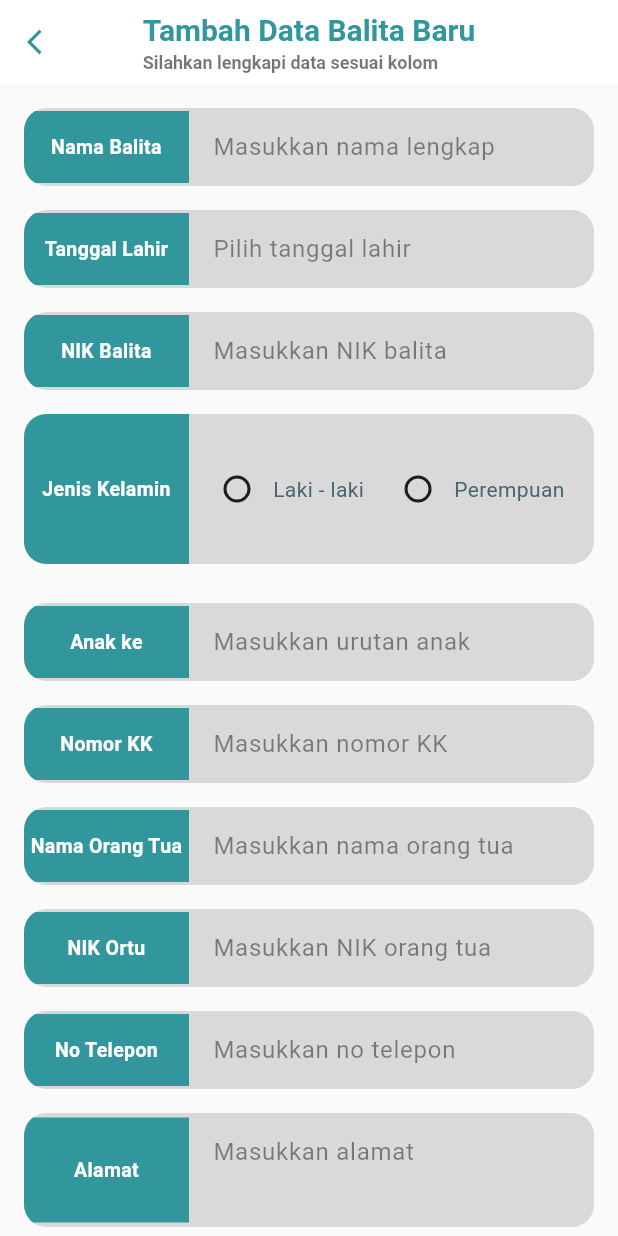
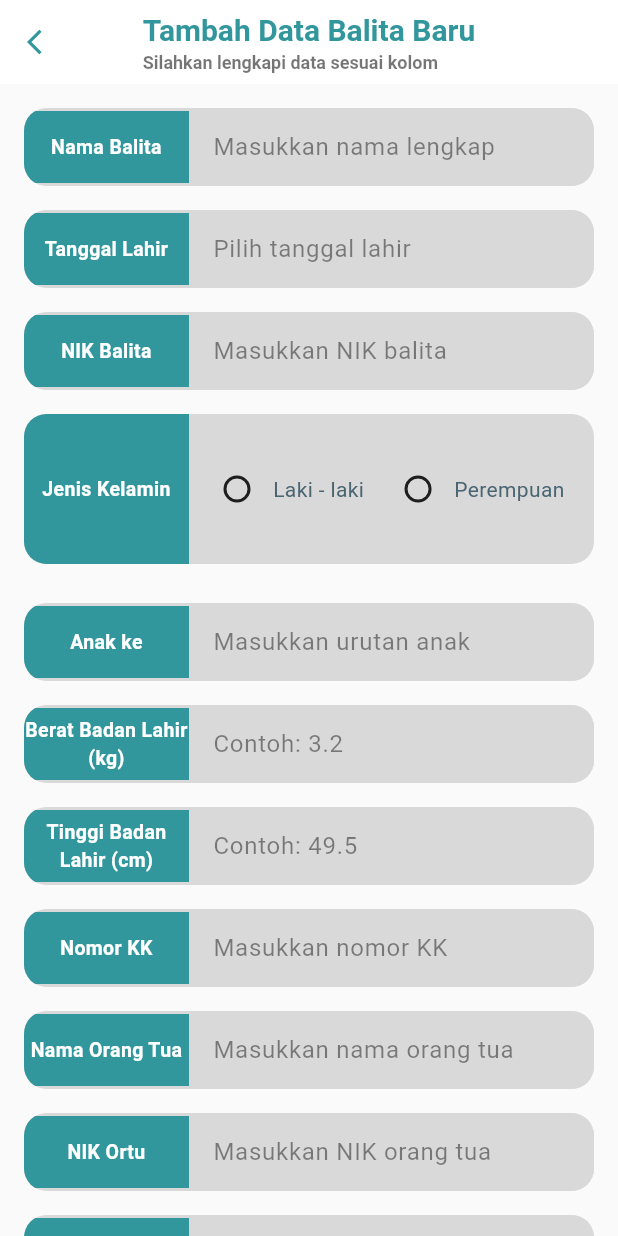
Before and after one commit to Defarrel/Posyandu_app, a Flutter app: the TambahBalitaScreen screen opened directly, on a phone screen of 412 x 824 dp. Run offline on Flutter 3.47's test engine with Material 3 defaults, Android fonts, the phone set to English and light mode, and no system bars; our stand-ins replace camera, dartz, flutter_secure_storage, image_picker, lottie, pdf and 3 more; missing offline and left inert: syncfusion_flutter_pdf, syncfusion_flutter_xlsio; accounts and stored records are empty; network calls fail.

Commit message:
Menambahkan bb lahir dan tb lahir

```diff
--- a/lib/data/models/request/balita/balita_request_model.dart
+++ b/lib/data/models/request/balita/balita_request_model.dart
@@ -13,6 +13,8 @@ class BalitaRequestModel {
   final String alamat;
   final String rt;
   final String rw;
+  final String bbLahir; // DITAMBAHKAN
+  final String tbLahir; // DITAMBAHKAN
 
   BalitaRequestModel({
     required this.nikBalita,
@@ -27,6 +29,8 @@ class BalitaRequestModel {
     required this.alamat,
     required this.rt,
     required this.rw,
+    required this.bbLahir, // DITAMBAHKAN
+    required this.tbLahir, // DITAMBAHKAN
   });
 
   factory BalitaRequestModel.fromJson(String str) =>
@@ -46,6 +50,8 @@ class BalitaRequestModel {
         alamat: map['alamat'],
         rt: map['rt'],
         rw: map['rw'],
+        bbLahir: map['bb_lahir'].toString(), // DITAMBAHKAN
+        tbLahir: map['tb_lahir'].toString(), // DITAMBAHKAN
       );
 
   String toJson() => json.encode(toMap());
@@ -53,9 +59,7 @@ class BalitaRequestModel {
   Map<String, dynamic> toMap() => {
     "nik_balita": nikBalita,
     "nama_balita": namaBalita,
-    "jenis_kelamin": jenisKelamin == 'Laki-laki'
-        ? 'L'
-        : 'P',
+    "jenis_kelamin": jenisKelamin == 'Laki-laki' ? 'L' : 'P',
     "tanggal_lahir": tanggalLahir,
     "anak_ke_berapa": anakKeBerapa,
     "nomor_kk": nomorKk,
@@ -65,5 +69,7 @@ class BalitaRequestModel {
     "alamat": alamat,
     "rt": rt,
     "rw": rw,
+    "bb_lahir": bbLahir, // DITAMBAHKAN
+    "tb_lahir": tbLahir, // DITAMBAHKAN
   };
 }
--- a/lib/data/models/response/balita/balita_response.dart
+++ b/lib/data/models/response/balita/balita_response.dart
@@ -13,6 +13,8 @@ class BalitaResponseModel {
   final String alamat;
   final String rt;
   final String rw;
+  final String bbLahir; // DITAMBAHKAN
+  final String tbLahir; // DITAMBAHKAN
   final String createdAt;
 
   BalitaResponseModel({
@@ -28,6 +30,8 @@ class BalitaResponseModel {
     required this.alamat,
     required this.rt,
     required this.rw,
+    required this.bbLahir, // DITAMBAHKAN
+    required this.tbLahir, // DITAMBAHKAN
     required this.createdAt,
   });
 
@@ -40,18 +44,17 @@ class BalitaResponseModel {
       namaBalita: map['nama_balita']?.toString() ?? '',
       jenisKelamin: map['jenis_kelamin']?.toString() ?? '',
       tanggalLahir:
-          map['tanggal_lahir']?.toString() ??
-          DateTime.now().toIso8601String(),
+          map['tanggal_lahir']?.toString() ?? DateTime.now().toIso8601String(),
       anakKeBerapa: map['anak_ke_berapa']?.toString() ?? '',
       nomorKk: map['nomor_kk']?.toString() ?? '',
       namaOrtu: map['nama_ortu']?.toString() ?? '',
       nikOrtu: map['nik_ortu']?.toString() ?? '',
-      nomorTelpOrtu:
-          map['nomor_telp_ortu']?.toString() ??
-          '-',
+      nomorTelpOrtu: map['nomor_telp_ortu']?.toString() ?? '-',
       alamat: map['alamat']?.toString() ?? '',
       rt: map['rt']?.toString() ?? '',
       rw: map['rw']?.toString() ?? '',
+      bbLahir: map['bb_lahir']?.toString() ?? '', // DITAMBAHKAN
+      tbLahir: map['tb_lahir']?.toString() ?? '', // DITAMBAHKAN
       createdAt: map['created_at']?.toString() ?? '',
     );
   }
@@ -71,6 +74,8 @@ class BalitaResponseModel {
     "alamat": alamat,
     "rt": rt,
     "rw": rw,
+    "bb_lahir": bbLahir, // DITAMBAHKAN
+    "tb_lahir": tbLahir, // DITAMBAHKAN
     "created_at": createdAt,
   };
 }
--- a/lib/data/models/response/perkembangan_balita/perkembangan_khusus_item.dart
+++ b/lib/data/models/response/perkembangan_balita/perkembangan_khusus_item.dart
@@ -70,8 +70,8 @@ class PerkembanganKhususItem {
       asiEks: json["asi_eks"] ?? "-",
       vitaminA: json["vitamin_a"] ?? "-",
 
-      bbLahir: json["bb_lahir"]?.toString() ?? "-",
-      tbLahir: json["tb_lahir"]?.toString() ?? "-",
+      bbLahir: json["bb_lahir"]?.toString() ?? " ",
+      tbLahir: json["tb_lahir"]?.toString() ?? " ",
     );
   }
 }
--- a/lib/presentation/balita/detail_balita_screen.dart
+++ b/lib/presentation/balita/detail_balita_screen.dart
@@ -655,6 +655,8 @@ class _DetailBalitaScreenState extends State<DetailBalitaScreen> {
             _formatJenisKelamin(_balitaData.jenisKelamin),
           ),
           _infoRow("Anak Ke-", "${_balitaData.anakKeBerapa}"),
+          _infoRow("BB lahir", "${_balitaData.bbLahir} kg"),
+          _infoRow("TB Lahir", "${_balitaData.tbLahir} cm"),
           _infoRow("Nomor KK", _balitaData.nomorKk),
           const Padding(
             padding: EdgeInsets.symmetric(vertical: 12),
@@ -1044,9 +1046,7 @@ class _DetailBalitaScreenState extends State<DetailBalitaScreen> {
                     style: TextStyle(
                       fontSize: 16,
                       fontWeight: FontWeight.bold,
-                      color: warnaStatus.withOpacity(
-                        0.8,
-                      ),
+                      color: warnaStatus.withOpacity(0.8),
                     ),
                   ),
                 ],
--- a/lib/presentation/balita/tambah_balita_screen.dart
+++ b/lib/presentation/balita/tambah_balita_screen.dart
@@ -34,6 +34,8 @@ class _TambahBalitaScreenState extends State<TambahBalitaScreen> {
   final _alamatController = TextEditingController();
   final _rtController = TextEditingController();
   final _rwController = TextEditingController();
+  final _bbLahirController = TextEditingController();
+  final _tbLahirController = TextEditingController();
 
   bool _isLoading = false;
 
@@ -49,6 +51,8 @@ class _TambahBalitaScreenState extends State<TambahBalitaScreen> {
   String? _rtError;
   String? _rwError;
   String? _jenisKelaminError;
+  String? _bbLahirError;
+  String? _tbLahirError;
 
   final BalitaRepository _repository = BalitaRepository();
 
@@ -83,6 +87,8 @@ class _TambahBalitaScreenState extends State<TambahBalitaScreen> {
       _alamatController.text = b.alamat;
       _rtController.text = b.rt;
       _rwController.text = b.rw;
+      _bbLahirController.text = b.bbLahir;
+      _tbLahirController.text = b.tbLahir;
     }
   }
 
@@ -128,10 +134,16 @@ class _TambahBalitaScreenState extends State<TambahBalitaScreen> {
           ? "Alamat wajib diisi"
           : null;
 
+      _bbLahirError = _bbLahirController.text.isEmpty
+          ? "BB lahir wajib diisi"
+          : null;
+      _tbLahirError = _tbLahirController.text.isEmpty
+          ? "TB lahir wajib diisi"
+          : null;
+
       _rtError = _rtController.text.isEmpty ? "RT wajib diisi" : null;
       _rwError = _rwController.text.isEmpty ? "RW wajib diisi" : null;
     });
-
     if (_namaError != null ||
         _ttlError != null ||
         _nikBalitaError != null ||
@@ -143,7 +155,9 @@ class _TambahBalitaScreenState extends State<TambahBalitaScreen> {
         _noTelpError != null ||
         _alamatError != null ||
         _rtError != null ||
-        _rwError != null) {
+        _rwError != null ||
+        _bbLahirError != null ||
+        _tbLahirError != null) {
       return;
     }
 
@@ -161,6 +175,8 @@ class _TambahBalitaScreenState extends State<TambahBalitaScreen> {
       nikOrtu: _nikOrtuController.text,
       nomorTelpOrtu: _noTelpController.text,
       alamat: _alamatController.text,
+      bbLahir: _bbLahirController.text,
+      tbLahir: _tbLahirController.text,
       rt: _rtController.text,
       rw: _rwController.text,
     );
@@ -362,6 +378,23 @@ class _TambahBalitaScreenState extends State<TambahBalitaScreen> {
             ),
             const SizedBox(height: 12),
             CustomTextFieldBalita(
+              label: "Berat Badan Lahir (kg)",
+              hint: "Contoh: 3.2",
+              controller: _bbLahirController,
+              keyboardType: TextInputType.numberWithOptions(decimal: true),
+              errorText: _bbLahirError,
+            ),
+
+            const SizedBox(height: 12),
+            CustomTextFieldBalita(
+              label: "Tinggi Badan Lahir (cm)",
+              hint: "Contoh: 49.5",
+              controller: _tbLahirController,
+              keyboardType: TextInputType.numberWithOptions(decimal: true),
+              errorText: _tbLahirError,
+            ),
+            const SizedBox(height: 12),
+            CustomTextFieldBalita(
               label: "Nomor KK",
               controller: _nomorKkController,
               keyboardType: TextInputType.number,
--- a/lib/services/laporan_bulanan.dart
+++ b/lib/services/laporan_bulanan.dart
@@ -491,10 +491,10 @@ class LaporanPosyandu {
         row.cells[5].value = d.nik;
         row.cells[6].value = d.nama;
 
-        row.cells[7].value = d.bbLahir.isEmpty ? "-" : d.bbLahir;
+        row.cells[7].value = d.bbLahir.isEmpty ? " " : d.bbLahir;
         row.cells[8].value = d.bbBulanIni.toString();
 
-        row.cells[9].value = d.tbLahir.isEmpty ? "-" : d.tbLahir;
+        row.cells[9].value = d.tbLahir.isEmpty ? " " : d.tbLahir;
         row.cells[10].value = d.tbBulanIni.toString();
 
         row.cells[11].value = d.caraUkur;
```
